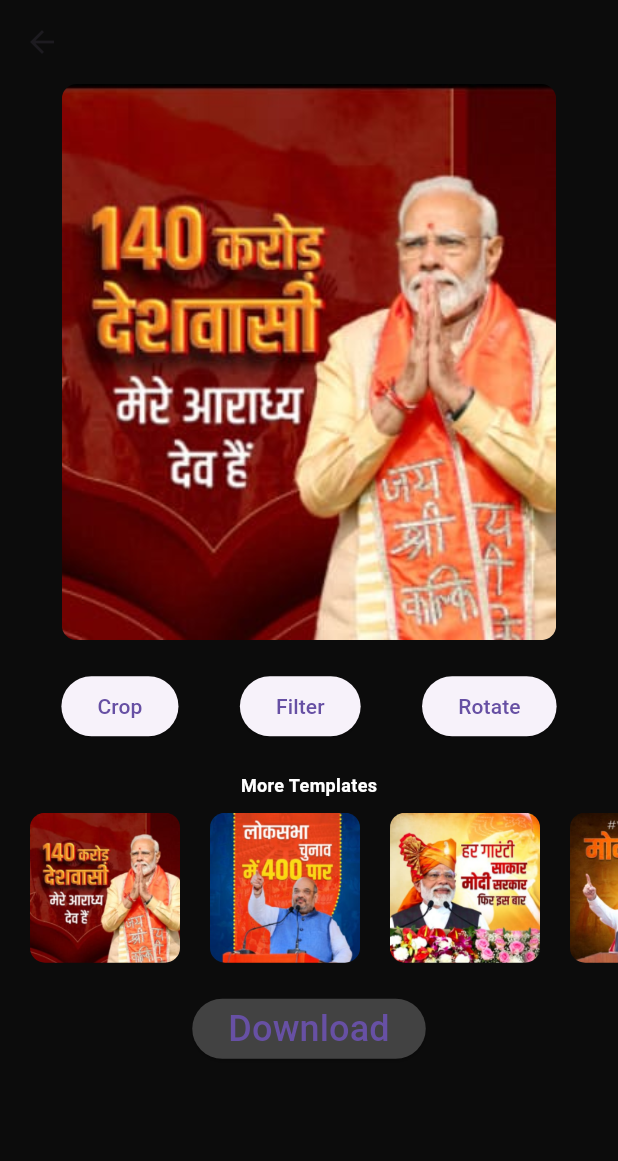
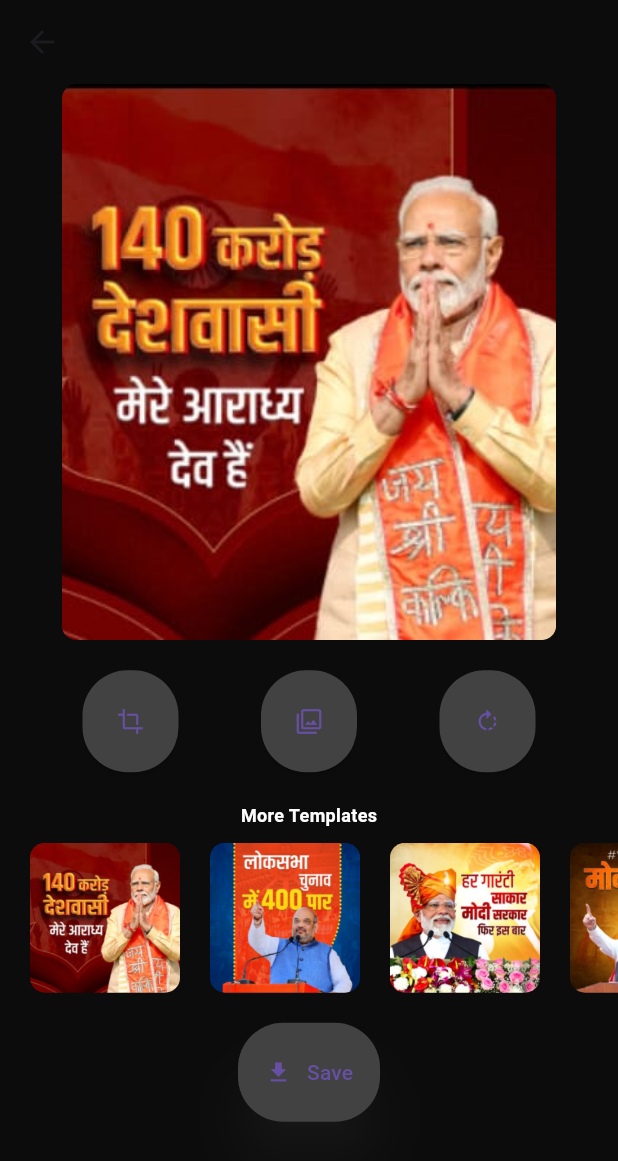
Before and after one commit to Kunal-63/NamoWaveAI, a Flutter app: the ImageEditor screen opened by its route, on a phone screen of 412 x 824 dp. Shown: the top 1161 px of the screen. Run offline on Flutter 3.47's test engine with Material 3 defaults, Android fonts, the phone set to English and light mode, and no system bars; our stand-ins replace carousel_slider, dotted_border, google_nav_bar, image_cropper, image_picker, line_awesome_flutter and 1 more.

Commit message:
each lokhsabha done

```diff
--- a/lib/main.dart
+++ b/lib/main.dart
@@ -1,9 +1,7 @@
 import 'package:flutter/material.dart';
 import 'package:theog/pages/ImageEditor.dart';
-
 import 'package:theog/pages/ProfilePicture.dart';
 import 'package:theog/pages/home_screen.dart';
-// import 'dart:io';
 import 'package:theog/pages/login.dart';
 import 'package:theog/pages/otp.dart';
 import 'package:theog/pages/ProfileScreenWidget.dart';
--- a/lib/pages/ImageEditor.dart
+++ b/lib/pages/ImageEditor.dart
@@ -46,15 +46,60 @@ class _ImageEditorState extends State<ImageEditor> {
             children: [
               ElevatedButton(
                 onPressed: () {},
-                child: Text('Crop'),
+                style: ButtonStyle(
+                  padding: MaterialStateProperty.all<EdgeInsets>(
+                    EdgeInsets.symmetric(horizontal: 10, vertical: 25),
+                  ),
+                  backgroundColor:
+                      MaterialStateProperty.all<Color>(Colors.grey[800]!),
+                  shape: MaterialStateProperty.all<OutlinedBorder>(
+                    RoundedRectangleBorder(
+                      borderRadius: BorderRadius.circular(30),
+                    ),
+                  ),
+                ),
+                child: Row(
+                  mainAxisSize: MainAxisSize.min,
+                  children: [
+                    Icon(Icons.crop),
+                  ],
+                ),
               ),
               ElevatedButton(
                 onPressed: () {},
-                child: Text('Filter'),
+                child: Row(mainAxisSize: MainAxisSize.min, children: [
+                  Icon(Icons.filter),
+                ]),
+                style: ButtonStyle(
+                  padding: MaterialStateProperty.all<EdgeInsets>(
+                    EdgeInsets.symmetric(horizontal: 10, vertical: 25),
+                  ),
+                  backgroundColor:
+                      MaterialStateProperty.all<Color>(Colors.grey[800]!),
+                  shape: MaterialStateProperty.all<OutlinedBorder>(
+                    RoundedRectangleBorder(
+                      borderRadius: BorderRadius.circular(30),
+                    ),
+                  ),
+                ),
               ),
               ElevatedButton(
                 onPressed: () {},
-                child: Text('Rotate'),
+                child: Row(mainAxisSize: MainAxisSize.min, children: [
+                  Icon(Icons.rotate_right),
+                ]),
+                style: ButtonStyle(
+                  padding: MaterialStateProperty.all<EdgeInsets>(
+                    EdgeInsets.symmetric(horizontal: 10, vertical: 25),
+                  ),
+                  backgroundColor:
+                      MaterialStateProperty.all<Color>(Colors.grey[800]!),
+                  shape: MaterialStateProperty.all<OutlinedBorder>(
+                    RoundedRectangleBorder(
+                      borderRadius: BorderRadius.circular(30),
+                    ),
+                  ),
+                ),
               ),
             ],
           ),
@@ -65,9 +110,10 @@ class _ImageEditorState extends State<ImageEditor> {
             child: Text(
               'More Templates',
               style: TextStyle(
-                  color: Colors.white,
-                  fontSize: 12,
-                  fontWeight: FontWeight.bold),
+                color: Colors.white,
+                fontSize: 12,
+                fontWeight: FontWeight.bold,
+              ),
             ),
           ),
           SizedBox(
@@ -157,20 +203,33 @@ class _ImageEditorState extends State<ImageEditor> {
             height: 20,
           ),
           ElevatedButton(
+            onPressed: () {},
+            child: Padding(
+                padding: EdgeInsets.all(8),
+                child: Row(
+                  mainAxisSize: MainAxisSize.min,
+                  children: [
+                    Icon(Icons.download),
+                    SizedBox(
+                      width: 10,
+                    ),
+                    Text('Save'),
+                  ],
+                )),
             style: ButtonStyle(
-              backgroundColor: MaterialStateProperty.resolveWith<Color?>(
-                (Set<MaterialState> states) {
-                  if (states.contains(MaterialState.pressed)) {
-                    return Colors.grey[800];
-                  }
-                  return Colors.grey[800]; // Return null for default state
-                },
+              padding: MaterialStateProperty.all<EdgeInsets>(
+                EdgeInsets.symmetric(horizontal: 10, vertical: 15),
               ),
-            ),
-            onPressed: () {},
-            child: Text(
-              'Download',
-              style: TextStyle(fontSize: 24),
+              backgroundColor:
+                  MaterialStateProperty.all<Color>(Colors.grey[800]!),
+              shape: MaterialStateProperty.all<OutlinedBorder>(
+                RoundedRectangleBorder(
+                  borderRadius: BorderRadius.circular(30),
+                ),
+              ),
+              shadowColor: MaterialStateProperty.all<Color>(Colors.grey[800]!),
+              elevation:
+                  MaterialStateProperty.resolveWith<double?>((states) => 15.0),
             ),
           ),
         ],
```
